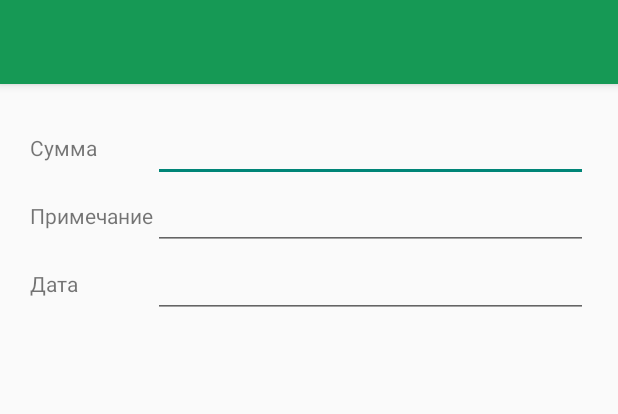
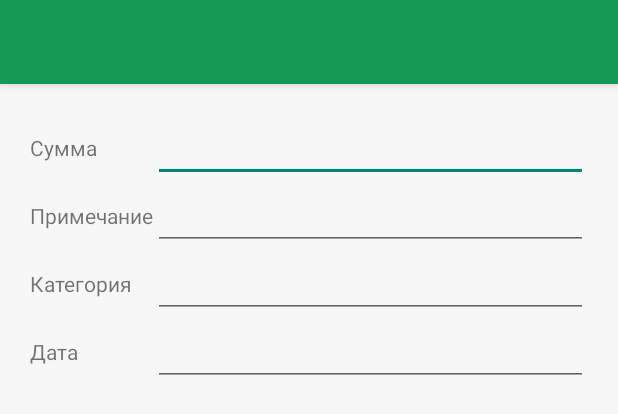
Before and after one commit to ftipip/MoneyTrackerV, an Android app: the layout activity_add_expense.xml on its own in the app's theme, with its tools: preview values and no code run, on a phone screen of 412 x 824 dp. Shown: the top 414 px of the screen. Run offline under Robolectric (Android 15) with nearby library versions, the phone set to English and light mode, and no system bars.

Commit message:
Lesson#5

```diff
--- a/app/build.gradle
+++ b/app/build.gradle
@@ -23,13 +23,13 @@ android {
 
 dependencies {
     compile fileTree(include: ['*.jar'], dir: 'libs')
-    compile 'de.hdodenhof:circleimageview:1.3.0'
-    compile 'org.androidannotations:androidannotations-api:3.3.1'
-    apt "org.androidannotations:androidannotations:3.3.1"
     compile 'com.android.support:appcompat-v7:23.0.0'
     compile 'com.android.support:design:23.0.1'
     compile 'com.android.support:recyclerview-v7:23.0.1'
     compile 'com.android.support:cardview-v7:23.0.1'
+    compile 'de.hdodenhof:circleimageview:1.3.0'
+    compile 'org.androidannotations:androidannotations-api:3.3.1'
+    apt "org.androidannotations:androidannotations:3.3.1"
 }
 
 apt {
--- a/app/src/main/java/com/example/ftipip/moneytrackerv/ExpensesFragment.java
+++ b/app/src/main/java/com/example/ftipip/moneytrackerv/ExpensesFragment.java
@@ -1,6 +1,7 @@
 package com.example.ftipip.moneytrackerv;
 
 
+import android.content.Intent;
 import android.os.Bundle;
 import android.support.design.widget.FloatingActionButton;
 import android.support.design.widget.Snackbar;
@@ -37,6 +38,8 @@ public class ExpensesFragment extends Fragment {
             @Override
             public void onClick(View v) {
                 Snackbar.make(recyclerView, "pressed", Snackbar.LENGTH_SHORT).show();
+                Intent openActivityIntent = new Intent(getActivity(),AddExpenceActivity_.class);
+                getActivity().startActivity(openActivityIntent);
             }
         });
 
--- a/app/src/main/res/layout/activity_add_transaction.xml
+++ b/app/src/main/res/layout/activity_add_expense.xml
@@ -8,8 +8,11 @@
     <include layout="@layout/toolbar"></include>
 
     <GridLayout
+        android:id="@+id/expense_add"
+        android:layout_gravity="start"
         android:layout_width="match_parent"
         android:layout_height="wrap_content"
+        android:background="@color/bgmain"
         android:columnCount="2"
         android:rowCount="4"
         android:padding="@dimen/medium_padding">
@@ -39,6 +42,16 @@
             android:layout_height="wrap_content"
             android:layout_gravity="fill"
             android:gravity="start|center"
+            android:text="Категория"/>
+        <EditText
+            android:layout_width="wrap_content"
+            android:layout_height="wrap_content"
+            android:layout_gravity="fill"/>
+        <TextView
+            android:layout_width="wrap_content"
+            android:layout_height="wrap_content"
+            android:layout_gravity="fill"
+            android:gravity="start|center"
             android:text="Дата"/>
         <EditText
             android:layout_width="wrap_content"
--- a/app/src/main/res/layout/expenses_fragment.xml
+++ b/app/src/main/res/layout/expenses_fragment.xml
@@ -13,7 +13,7 @@
     <android.support.design.widget.FloatingActionButton
         android:layout_width="wrap_content"
         android:layout_height="wrap_content"
-        android:src="@drawable/abc_btn_rating_star_on_mtrl_alpha"
+        android:src="@drawable/ic_add_white_24dp"
         android:id="@+id/fab"
         android:layout_gravity="bottom|right"
         android:layout_margin="@dimen/activity_vertical_margin"
--- a/app/src/main/res/values/strings.xml
+++ b/app/src/main/res/values/strings.xml
@@ -8,5 +8,6 @@
     <string name="nav.drawer.categories">Категории</string>
     <string name="nav.drawer.statistics">Статистика</string>
     <string name="nav.drawer.settings">Настройки</string>
+    <string name="title_add_expence_activity">Добавить трату</string>
 
 </resources>
```
Also changed, not shown: app/src/main/AndroidManifest.xml (+7 -1 lines), app/src/main/java/com/example/ftipip/moneytrackerv/AddExpenceActivity.java (added, +35 -0 lines), app/src/main/java/com/example/ftipip/moneytrackerv/MainActivity.java (+28 -16 lines), 1 other file.
